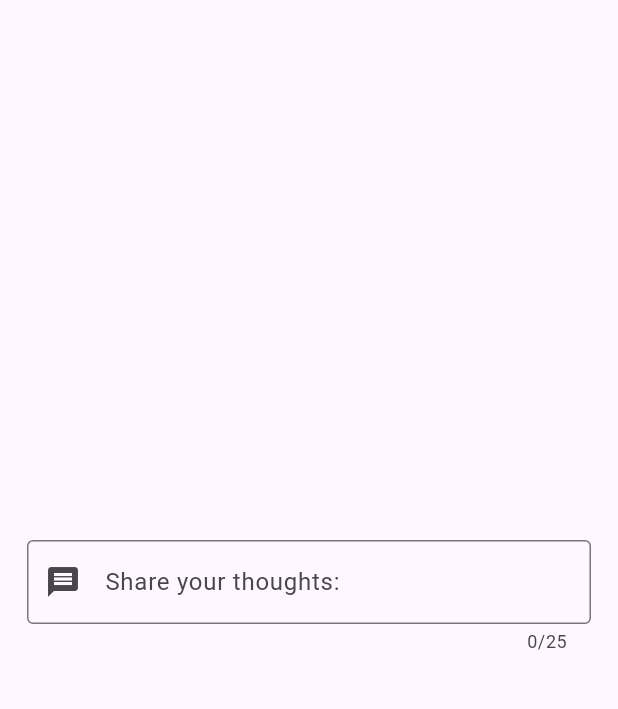
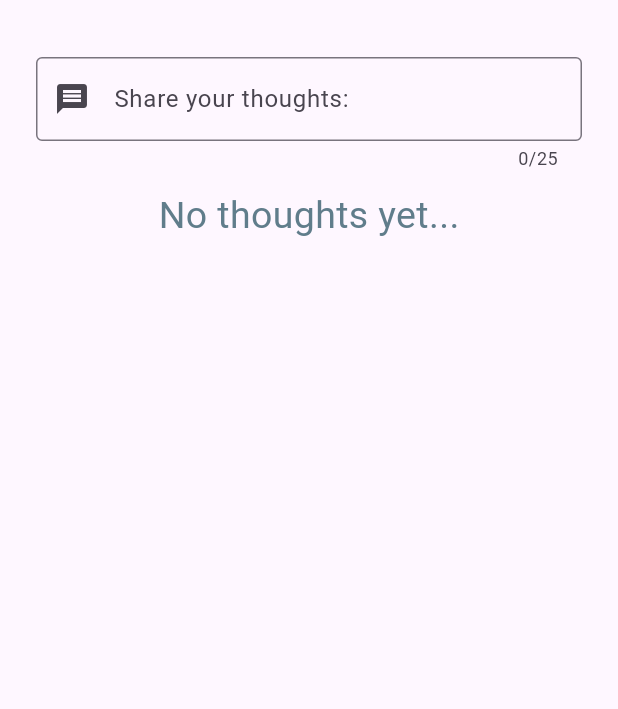
Before and after one commit to Dhannesh/app_form, a Flutter app: the screen it shows after launch, on a phone screen of 412 x 824 dp, the part 63-772 px from its top. Run offline on Flutter 3.47's test engine with Material 3 defaults, Android fonts, the phone set to English and light mode, and no system bars.

Commit message:
add onChanged event to textfield

```diff
--- a/lib/main.dart
+++ b/lib/main.dart
@@ -32,22 +32,38 @@ class TextInputWidget extends StatefulWidget {
 }
 
 class _TextInputWidgetState extends State<TextInputWidget> {
+  String thoughts = "No thoughts yet...";
   @override
   Widget build(BuildContext context) {
-    return const Padding(
-        padding: EdgeInsets.all(18),
-      child: Center(
-        child: TextField(
-          decoration: InputDecoration(
-            prefixIcon: Icon(Icons.message),
-            border: OutlineInputBorder(),
-            labelText: "Share your thoughts: ",
-            hintText: "What's on your mind?"
-          ),
+    return Padding(
+      padding: const EdgeInsets.all(24),
+      child: Column(children: <Widget>[
+        TextField(
+          decoration: const InputDecoration(
+              prefixIcon: Icon(Icons.message),
+              border: OutlineInputBorder(),
+              labelText: "Share your thoughts: ",
+              hintText: "What's on your mind?"),
           keyboardType: TextInputType.text,
           maxLength: 25,
+          onChanged: (text){
+            setState(() {
+              thoughts = text;
+            });
+            debugPrint('Your thoughts: $thoughts');
+          },
         ),
-      ),
+        Center(
+          child: Container(
+            padding: const EdgeInsets.all(12),
+            child: Text(thoughts, style: const TextStyle(
+              color: Colors.blueGrey,
+              fontSize: 25,
+            ),),
+          )
+        )
+
+      ]),
     );
   }
 }
```
